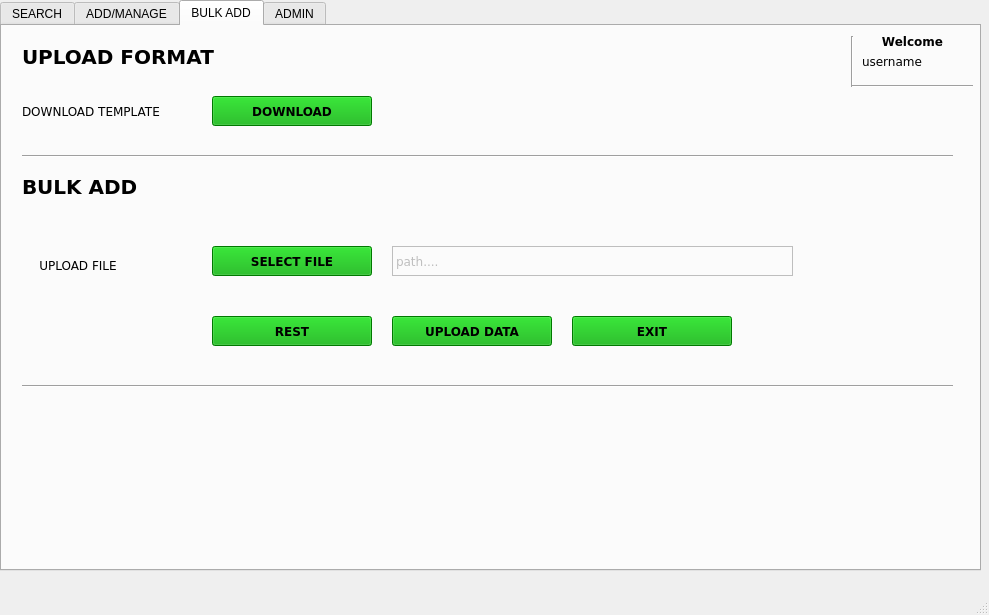
Above: sst_ui.ui from R4RPA/SST before the change. Below: the same form after it.
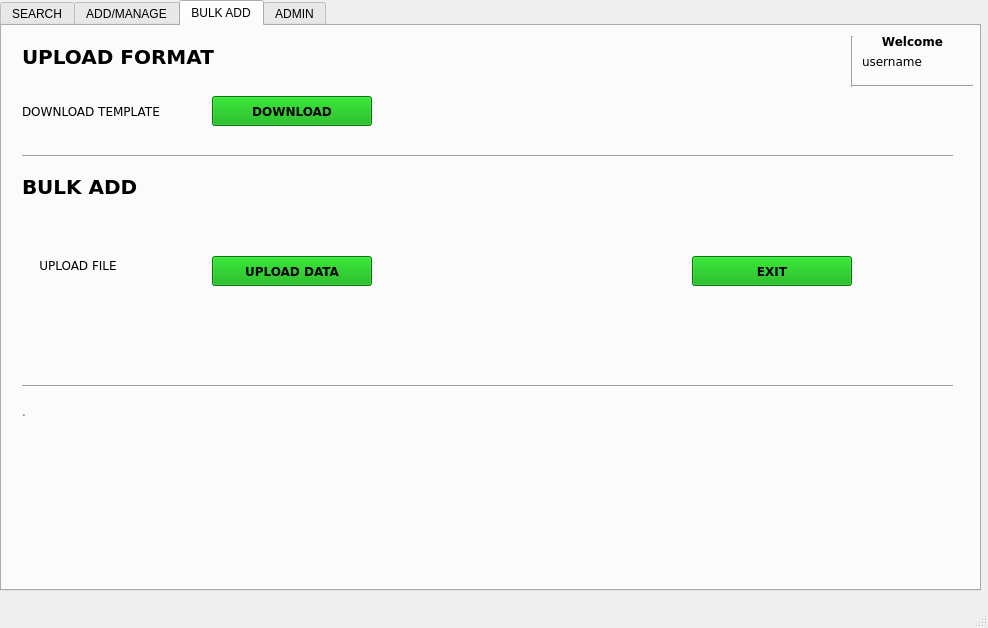
That is the form after the change. The open tabs and pages were chosen to show the change.

The edit to the form file:
```diff
--- a/sst_ui.ui
+++ b/sst_ui.ui
@@ -6,8 +6,8 @@
    <rect>
     <x>0</x>
     <y>0</y>
-    <width>989</width>
-    <height>615</height>
+    <width>988</width>
+    <height>628</height>
    </rect>
   </property>
   <property name="windowTitle">
@@ -20,7 +20,7 @@
       <x>0</x>
       <y>0</y>
       <width>981</width>
-      <height>571</height>
+      <height>591</height>
      </rect>
     </property>
     <property name="currentIndex">
@@ -1319,441 +1319,6 @@
      <attribute name="title">
       <string>BULK ADD</string>
      </attribute>
-     <widget class="QPushButton" name="bulk_template_upload">
-      <property name="geometry">
-       <rect>
-        <x>210</x>
-        <y>220</y>
-        <width>160</width>
-        <height>30</height>
-       </rect>
-      </property>
-      <property name="palette">
-       <palette>
-        <active>
-         <colorrole role="WindowText">
-          <brush brushstyle="SolidPattern">
-           <color alpha="255">
-            <red>0</red>
-            <green>0</green>
-            <blue>0</blue>
-           </color>
-          </brush>
-         </colorrole>
-         <colorrole role="Button">
-          <brush brushstyle="SolidPattern">
-           <color alpha="255">
-            <red>0</red>
-            <green>170</green>
-            <blue>0</blue>
-           </color>
-          </brush>
-         </colorrole>
-         <colorrole role="Light">
-          <brush brushstyle="SolidPattern">
-           <color alpha="255">
-            <red>0</red>
-            <green>255</green>
-            <blue>0</blue>
-           </color>
-          </brush>
-         </colorrole>
-         <colorrole role="Midlight">
-          <brush brushstyle="SolidPattern">
-           <color alpha="255">
-            <red>0</red>
-            <green>212</green>
-            <blue>0</blue>
-           </color>
-          </brush>
-         </colorrole>
-         <colorrole role="Dark">
-          <brush brushstyle="SolidPattern">
-           <color alpha="255">
-            <red>0</red>
-            <green>85</green>
-            <blue>0</blue>
-           </color>
-          </brush>
-         </colorrole>
-         <colorrole role="Mid">
-          <brush brushstyle="SolidPattern">
-           <color alpha="255">
-            <red>0</red>
-            <green>113</green>
-            <blue>0</blue>
-           </color>
-          </brush>
-         </colorrole>
-         <colorrole role="Text">
-          <brush brushstyle="SolidPattern">
-           <color alpha="255">
-            <red>0</red>
-            <green>0</green>
-            <blue>0</blue>
-           </color>
-          </brush>
-         </colorrole>
-         <colorrole role="BrightText">
-          <brush brushstyle="SolidPattern">
-           <color alpha="255">
-            <red>255</red>
-            <green>255</green>
-            <blue>255</blue>
-           </color>
-          </brush>
-         </colorrole>
-         <colorrole role="ButtonText">
-          <brush brushstyle="SolidPattern">
-           <color alpha="255">
-            <red>0</red>
-            <green>0</green>
-            <blue>0</blue>
-           </color>
-          </brush>
-         </colorrole>
-         <colorrole role="Base">
-          <brush brushstyle="SolidPattern">
-           <color alpha="255">
-            <red>255</red>
-            <green>255</green>
-            <blue>255</blue>
-           </color>
-          </brush>
-         </colorrole>
-         <colorrole role="Window">
-          <brush brushstyle="SolidPattern">
-           <color alpha="255">
-            <red>0</red>
-            <green>170</green>
-            <blue>0</blue>
-           </color>
-          </brush>
-         </colorrole>
-         <colorrole role="Shadow">
-          <brush brushstyle="SolidPattern">
-           <color alpha="255">
-            <red>0</red>
-            <green>0</green>
-            <blue>0</blue>
-           </color>
-          </brush>
-         </colorrole>
-         <colorrole role="AlternateBase">
-          <brush brushstyle="SolidPattern">
-           <color alpha="255">
-            <red>127</red>
-            <green>212</green>
-            <blue>127</blue>
-           </color>
-          </brush>
-         </colorrole>
-         <colorrole role="ToolTipBase">
-          <brush brushstyle="SolidPattern">
-           <color alpha="255">
-            <red>255</red>
-            <green>255</green>
-            <blue>220</blue>
-           </color>
-          </brush>
-         </colorrole>
-         <colorrole role="ToolTipText">
-          <brush brushstyle="SolidPattern">
-           <color alpha="255">
-            <red>0</red>
-            <green>0</green>
-            <blue>0</blue>
-           </color>
-          </brush>
-         </colorrole>
-        </active>
-        <inactive>
-         <colorrole role="WindowText">
-          <brush brushstyle="SolidPattern">
-           <color alpha="255">
-            <red>0</red>
-            <green>0</green>
-            <blue>0</blue>
-           </color>
-          </brush>
-         </colorrole>
-         <colorrole role="Button">
-          <brush brushstyle="SolidPattern">
-           <color alpha="255">
-            <red>0</red>
-            <green>170</green>
-            <blue>0</blue>
-           </color>
-          </brush>
-         </colorrole>
-         <colorrole role="Light">
-          <brush brushstyle="SolidPattern">
-           <color alpha="255">
-            <red>0</red>
-            <green>255</green>
-            <blue>0</blue>
-           </color>
-          </brush>
-         </colorrole>
-         <colorrole role="Midlight">
-          <brush brushstyle="SolidPattern">
-           <color alpha="255">
-            <red>0</red>
-            <green>212</green>
-            <blue>0</blue>
-           </color>
-          </brush>
-         </colorrole>
-         <colorrole role="Dark">
-          <brush brushstyle="SolidPattern">
-           <color alpha="255">
-            <red>0</red>
-            <green>85</green>
-            <blue>0</blue>
-           </color>
-          </brush>
-         </colorrole>
-         <colorrole role="Mid">
-          <brush brushstyle="SolidPattern">
-           <color alpha="255">
-            <red>0</red>
-            <green>113</green>
-            <blue>0</blue>
-           </color>
-          </brush>
-         </colorrole>
-         <colorrole role="Text">
-          <brush brushstyle="SolidPattern">
-           <color alpha="255">
-            <red>0</red>
-            <green>0</green>
-            <blue>0</blue>
-           </color>
-          </brush>
-         </colorrole>
-         <colorrole role="BrightText">
-          <brush brushstyle="SolidPattern">
-           <color alpha="255">
-            <red>255</red>
-            <green>255</green>
-            <blue>255</blue>
-           </color>
-          </brush>
-         </colorrole>
-         <colorrole role="ButtonText">
-          <brush brushstyle="SolidPattern">
-           <color alpha="255">
-            <red>0</red>
-            <green>0</green>
-            <blue>0</blue>
-           </color>
-          </brush>
-         </colorrole>
-         <colorrole role="Base">
-          <brush brushstyle="SolidPattern">
-           <color alpha="255">
-            <red>255</red>
-            <green>255</green>
-            <blue>255</blue>
-           </color>
-          </brush>
-         </colorrole>
-         <colorrole role="Window">
-          <brush brushstyle="SolidPattern">
-           <color alpha="255">
-            <red>0</red>
-            <green>170</green>
-            <blue>0</blue>
-           </color>
-          </brush>
-         </colorrole>
-         <colorrole role="Shadow">
-          <brush brushstyle="SolidPattern">
-           <color alpha="255">
-            <red>0</red>
-            <green>0</green>
-            <blue>0</blue>
-           </color>
-          </brush>
-         </colorrole>
-         <colorrole role="AlternateBase">
-          <brush brushstyle="SolidPattern">
-           <color alpha="255">
-            <red>127</red>
-            <green>212</green>
-            <blue>127</blue>
-           </color>
-          </brush>
-         </colorrole>
-         <colorrole role="ToolTipBase">
-          <brush brushstyle="SolidPattern">
-           <color alpha="255">
-            <red>255</red>
-            <green>255</green>
-            <blue>220</blue>
-           </color>
-          </brush>
-         </colorrole>
-         <colorrole role="ToolTipText">
-          <brush brushstyle="SolidPattern">
-           <color alpha="255">
-            <red>0</red>
-            <green>0</green>
-            <blue>0</blue>
-           </color>
-          </brush>
-         </colorrole>
-        </inactive>
-        <disabled>
-         <colorrole role="WindowText">
-          <brush brushstyle="SolidPattern">
-           <color alpha="255">
-            <red>0</red>
-            <green>85</green>
-            <blue>0</blue>
-           </color>
-          </brush>
-         </colorrole>
-         <colorrole role="Button">
-          <brush brushstyle="SolidPattern">
-           <color alpha="255">
-            <red>0</red>
-            <green>170</green>
-            <blue>0</blue>
-           </color>
-          </brush>
-         </colorrole>
-         <colorrole role="Light">
-          <brush brushstyle="SolidPattern">
-           <color alpha="255">
-            <red>0</red>
-            <green>255</green>
-            <blue>0</blue>
-           </color>
-          </brush>
-         </colorrole>
-         <colorrole role="Midlight">
-          <brush brushstyle="SolidPattern">
-           <color alpha="255">
-            <red>0</red>
-            <green>212</green>
-            <blue>0</blue>
-           </color>
-          </brush>
-         </colorrole>
-         <colorrole role="Dark">
-          <brush brushstyle="SolidPattern">
-           <color alpha="255">
-            <red>0</red>
-            <green>85</green>
-            <blue>0</blue>
-           </color>
-          </brush>
-         </colorrole>
-         <colorrole role="Mid">
-          <brush brushstyle="SolidPattern">
-           <color alpha="255">
-            <red>0</red>
-            <green>113</green>
-            <blue>0</blue>
-           </color>
-          </brush>
-         </colorrole>
-         <colorrole role="Text">
-          <brush brushstyle="SolidPattern">
-           <color alpha="255">
-            <red>0</red>
-            <green>85</green>
-            <blue>0</blue>
-           </color>
-          </brush>
-         </colorrole>
-         <colorrole role="BrightText">
-          <brush brushstyle="SolidPattern">
-           <color alpha="255">
-            <red>255</red>
-            <green>255</green>
-            <blue>255</blue>
-           </color>
-          </brush>
-         </colorrole>
-         <colorrole role="ButtonText">
-          <brush brushstyle="SolidPattern">
-           <color alpha="255">
-            <red>0</red>
-            <green>85</green>
-            <blue>0</blue>
-           </color>
-          </brush>
-         </colorrole>
-         <colorrole role="Base">
-          <brush brushstyle="SolidPattern">
-           <color alpha="255">
-            <red>0</red>
-            <green>170</green>
-            <blue>0</blue>
-           </color>
-          </brush>
-         </colorrole>
-         <colorrole role="Window">
-          <brush brushstyle="SolidPattern">
-           <color alpha="255">
-            <red>0</red>
-            <green>170</green>
-            <blue>0</blue>
-           </color>
-          </brush>
-         </colorrole>
-         <colorrole role="Shadow">
-          <brush brushstyle="SolidPattern">
-           <color alpha="255">
-            <red>0</red>
-            <green>0</green>
-            <blue>0</blue>
-           </color>
-          </brush>
-         </colorrole>
-         <colorrole role="AlternateBase">
-          <brush brushstyle="SolidPattern">
-           <color alpha="255">
-            <red>0</red>
-            <green>170</green>
-            <blue>0</blue>
-           </color>
-          </brush>
-         </colorrole>
-         <colorrole role="ToolTipBase">
-          <brush brushstyle="SolidPattern">
-           <color alpha="255">
-            <red>255</red>
-            <green>255</green>
-            <blue>220</blue>
-           </color>
-          </brush>
-         </colorrole>
-         <colorrole role="ToolTipText">
-          <brush brushstyle="SolidPattern">
-           <color alpha="255">
-            <red>0</red>
-            <green>0</green>
-            <blue>0</blue>
-           </color>
-          </brush>
-         </colorrole>
-        </disabled>
-       </palette>
-      </property>
-      <property name="font">
-       <font>
-        <family>Verdana</family>
-        <weight>75</weight>
-        <bold>true</bold>
-       </font>
-      </property>
-      <property name="text">
-       <string>SELECT FILE</string>
-      </property>
-     </widget>
      <widget class="QPushButton" name="bulk_template_download">
       <property name="geometry">
        <rect>
@@ -2252,43 +1817,11 @@
        <string>BULK ADD</string>
       </property>
      </widget>
-     <widget class="QLabel" name="bulk_template_upload_path">
-      <property name="enabled">
-       <bool>false</bool>
-      </property>
-      <property name="geometry">
-       <rect>
-        <x>390</x>
-        <y>220</y>
-        <width>401</width>
-        <height>30</height>
-       </rect>
-      </property>
-      <property name="font">
-       <font>
-        <family>Verdana</family>
-        <weight>50</weight>
-        <bold>false</bold>
-       </font>
-      </property>
-      <property name="frameShape">
-       <enum>QFrame::Box</enum>
-      </property>
-      <property name="midLineWidth">
-       <number>1</number>
-      </property>
-      <property name="text">
-       <string>path....</string>
-      </property>
-      <property name="margin">
-       <number>1</number>
-      </property>
-     </widget>
      <widget class="QPushButton" name="bulk_upload_file">
       <property name="geometry">
        <rect>
-        <x>390</x>
-        <y>290</y>
+        <x>210</x>
+        <y>230</y>
         <width>160</width>
         <height>30</height>
        </rect>
@@ -2719,446 +2252,11 @@
        <string>UPLOAD DATA</string>
       </property>
      </widget>
-     <widget class="QPushButton" name="bulk_reset">
-      <property name="geometry">
-       <rect>
-        <x>210</x>
-        <y>290</y>
-        <width>160</width>
-        <height>30</height>
-       </rect>
-      </property>
-      <property name="palette">
-       <palette>
-        <active>
-         <colorrole role="WindowText">
-          <brush brushstyle="SolidPattern">
-           <color alpha="255">
-            <red>0</red>
-            <green>0</green>
-            <blue>0</blue>
-           </color>
-          </brush>
-         </colorrole>
-         <colorrole role="Button">
-          <brush brushstyle="SolidPattern">
-           <color alpha="255">
-            <red>0</red>
-            <green>170</green>
-            <blue>0</blue>
-           </color>
-          </brush>
-         </colorrole>
-         <colorrole role="Light">
-          <brush brushstyle="SolidPattern">
-           <color alpha="255">
-            <red>0</red>
-            <green>255</green>
-            <blue>0</blue>
-           </color>
-          </brush>
-         </colorrole>
-         <colorrole role="Midlight">
-          <brush brushstyle="SolidPattern">
-           <color alpha="255">
-            <red>0</red>
-            <green>212</green>
-            <blue>0</blue>
-           </color>
-          </brush>
-         </colorrole>
-         <colorrole role="Dark">
-          <brush brushstyle="SolidPattern">
-           <color alpha="255">
-            <red>0</red>
-            <green>85</green>
-            <blue>0</blue>
-           </color>
-          </brush>
-         </colorrole>
-         <colorrole role="Mid">
-          <brush brushstyle="SolidPattern">
-           <color alpha="255">
-            <red>0</red>
-            <green>113</green>
-            <blue>0</blue>
-           </color>
-          </brush>
-         </colorrole>
-         <colorrole role="Text">
-          <brush brushstyle="SolidPattern">
-           <color alpha="255">
-            <red>0</red>
-            <green>0</green>
-            <blue>0</blue>
-           </color>
-          </brush>
-         </colorrole>
-         <colorrole role="BrightText">
-          <brush brushstyle="SolidPattern">
-           <color alpha="255">
-            <red>255</red>
-            <green>255</green>
-            <blue>255</blue>
-           </color>
-          </brush>
-         </colorrole>
-         <colorrole role="ButtonText">
-          <brush brushstyle="SolidPattern">
-           <color alpha="255">
-            <red>0</red>
-            <green>0</green>
-            <blue>0</blue>
-           </color>
-          </brush>
-         </colorrole>
-         <colorrole role="Base">
-          <brush brushstyle="SolidPattern">
-           <color alpha="255">
-            <red>255</red>
-            <green>255</green>
-            <blue>255</blue>
-           </color>
-          </brush>
-         </colorrole>
-         <colorrole role="Window">
-          <brush brushstyle="SolidPattern">
-           <color alpha="255">
-            <red>0</red>
-            <green>170</green>
-            <blue>0</blue>
-           </color>
-          </brush>
-         </colorrole>
-         <colorrole role="Shadow">
-          <brush brushstyle="SolidPattern">
-           <color alpha="255">
-            <red>0</red>
-            <green>0</green>
-            <blue>0</blue>
-           </color>
-          </brush>
-         </colorrole>
-         <colorrole role="AlternateBase">
-          <brush brushstyle="SolidPattern">
-           <color alpha="255">
-            <red>127</red>
-            <green>212</green>
-            <blue>127</blue>
-           </color>
-          </brush>
-         </colorrole>
-         <colorrole role="ToolTipBase">
-          <brush brushstyle="SolidPattern">
-           <color alpha="255">
-            <red>255</red>
-            <green>255</green>
-            <blue>220</blue>
-           </color>
-          </brush>
-         </colorrole>
-         <colorrole role="ToolTipText">
-          <brush brushstyle="SolidPattern">
-           <color alpha="255">
-            <red>0</red>
-            <green>0</green>
-            <blue>0</blue>
-           </color>
-          </brush>
-         </colorrole>
-        </active>
-        <inactive>
-         <colorrole role="WindowText">
-          <brush brushstyle="SolidPattern">
-           <color alpha="255">
-            <red>0</red>
-            <green>0</green>
-            <blue>0</blue>
-           </color>
-          </brush>
-         </colorrole>
-         <colorrole role="Button">
-          <brush brushstyle="SolidPattern">
-           <color alpha="255">
-            <red>0</red>
-            <green>170</green>
-            <blue>0</blue>
-           </color>
-          </brush>
-         </colorrole>
-         <colorrole role="Light">
-          <brush brushstyle="SolidPattern">
-           <color alpha="255">
-            <red>0</red>
-            <green>255</green>
-            <blue>0</blue>
-           </color>
-          </brush>
-         </colorrole>
-         <colorrole role="Midlight">
-          <brush brushstyle="SolidPattern">
-           <color alpha="255">
-            <red>0</red>
-            <green>212</green>
-            <blue>0</blue>
-           </color>
-          </brush>
-         </colorrole>
-         <colorrole role="Dark">
-          <brush brushstyle="SolidPattern">
-           <color alpha="255">
-            <red>0</red>
-            <green>85</green>
-            <blue>0</blue>
-           </color>
-          </brush>
-         </colorrole>
-         <colorrole role="Mid">
-          <brush brushstyle="SolidPattern">
-           <color alpha="255">
-            <red>0</red>
-            <green>113</green>
-            <blue>0</blue>
-           </color>
-          </brush>
-         </colorrole>
-         <colorrole role="Text">
-          <brush brushstyle="SolidPattern">
-           <color alpha="255">
-            <red>0</red>
-            <green>0</green>
-            <blue>0</blue>
-           </color>
-          </brush>
-         </colorrole>
-         <colorrole role="BrightText">
-          <brush brushstyle="SolidPattern">
-           <color alpha="255">
-            <red>255</red>
-            <green>255</green>
-            <blue>255</blue>
-           </color>
-          </brush>
-         </colorrole>
-         <colorrole role="ButtonText">
-          <brush brushstyle="SolidPattern">
-           <color alpha="255">
-            <red>0</red>
-            <green>0</green>
-            <blue>0</blue>
-           </color>
-          </brush>
-         </colorrole>
-         <colorrole role="Base">
-          <brush brushstyle="SolidPattern">
-           <color alpha="255">
-            <red>255</red>
-            <green>255</green>
-            <blue>255</blue>
-           </color>
-          </brush>
-         </colorrole>
-         <colorrole role="Window">
-          <brush brushstyle="SolidPattern">
-           <color alpha="255">
-            <red>0</red>
-            <green>170</green>
-            <blue>0</blue>
-           </color>
-          </brush>
-         </colorrole>
-         <colorrole role="Shadow">
-          <brush brushstyle="SolidPattern">
-           <color alpha="255">
-            <red>0</red>
-            <green>0</green>
-            <blue>0</blue>
-           </color>
-          </brush>
-         </colorrole>
-         <colorrole role="AlternateBase">
-          <brush brushstyle="SolidPattern">
-           <color alpha="255">
-            <red>127</red>
-            <green>212</green>
-            <blue>127</blue>
-           </color>
-          </brush>
-         </colorrole>
-         <colorrole role="ToolTipBase">
-          <brush brushstyle="SolidPattern">
-           <color alpha="255">
-            <red>255</red>
-            <green>255</green>
-            <blue>220</blue>
-           </color>
-          </brush>
-         </colorrole>
-         <colorrole role="ToolTipText">
-          <brush brushstyle="SolidPattern">
-           <color alpha="255">
-            <red>0</red>
-            <green>0</green>
-            <blue>0</blue>
-           </color>
-          </brush>
-         </colorrole>
-        </inactive>
-        <disabled>
-         <colorrole role="WindowText">
-          <brush brushstyle="SolidPattern">
-           <color alpha="255">
-            <red>0</red>
-            <green>85</green>
-            <blue>0</blue>
-           </color>
-          </brush>
-         </colorrole>
-         <colorrole role="Button">
-          <brush brushstyle="SolidPattern">
-           <color alpha="255">
-            <red>0</red>
-            <green>170</green>
-            <blue>0</blue>
-           </color>
-          </brush>
-         </colorrole>
-         <colorrole role="Light">
-          <brush brushstyle="SolidPattern">
-           <color alpha="255">
-            <red>0</red>
-            <green>255</green>
-            <blue>0</blue>
-           </color>
-          </brush>
-         </colorrole>
-         <colorrole role="Midlight">
-          <brush brushstyle="SolidPattern">
-           <color alpha="255">
-            <red>0</red>
-            <green>212</green>
-            <blue>0</blue>
-           </color>
-          </brush>
-         </colorrole>
-         <colorrole role="Dark">
-          <brush brushstyle="SolidPattern">
-           <color alpha="255">
-            <red>0</red>
-            <green>85</green>
-            <blue>0</blue>
-           </color>
-          </brush>
-         </colorrole>
-         <colorrole role="Mid">
-          <brush brushstyle="SolidPattern">
-           <color alpha="255">
-            <red>0</red>
-            <green>113</green>
-            <blue>0</blue>
-           </color>
-          </brush>
-         </colorrole>
-         <colorrole role="Text">
-          <brush brushstyle="SolidPattern">
-           <color alpha="255">
-            <red>0</red>
-            <green>85</green>
-            <blue>0</blue>
-           </color>
-          </brush>
-         </colorrole>
-         <colorrole role="BrightText">
-          <brush brushstyle="SolidPattern">
-           <color alpha="255">
-            <red>255</red>
-            <green>255</green>
-            <blue>255</blue>
-           </color>
-          </brush>
-         </colorrole>
-         <colorrole role="ButtonText">
-          <brush brushstyle="SolidPattern">
-           <color alpha="255">
-            <red>0</red>
-            <green>85</green>
-            <blue>0</blue>
-           </color>
-          </brush>
-         </colorrole>
-         <colorrole role="Base">
-          <brush brushstyle="SolidPattern">
-           <color alpha="255">
-            <red>0</red>
-            <green>170</green>
-            <blue>0</blue>
-           </color>
-          </brush>
-         </colorrole>
-         <colorrole role="Window">
-          <brush brushstyle="SolidPattern">
-           <color alpha="255">
-            <red>0</red>
-            <green>170</green>
-            <blue>0</blue>
-           </color>
-          </brush>
-         </colorrole>
-         <colorrole role="Shadow">
-          <brush brushstyle="SolidPattern">
-           <color alpha="255">
-            <red>0</red>
-            <green>0</green>
-            <blue>0</blue>
-           </color>
-          </brush>
-         </colorrole>
-         <colorrole role="AlternateBase">
-          <brush brushstyle="SolidPattern">
-           <color alpha="255">
-            <red>0</red>
-            <green>170</green>
-            <blue>0</blue>
-           </color>
-          </brush>
-         </colorrole>
-         <colorrole role="ToolTipBase">
-          <brush brushstyle="SolidPattern">
-           <color alpha="255">
-            <red>255</red>
-            <green>255</green>
-            <blue>220</blue>
-           </color>
-          </brush>
-         </colorrole>
-         <colorrole role="ToolTipText">
-          <brush brushstyle="SolidPattern">
-           <color alpha="255">
-            <red>0</red>
-            <green>0</green>
-            <blue>0</blue>
-           </color>
-          </brush>
-         </colorrole>
-        </disabled>
-       </palette>
-      </property>
-      <property name="font">
-       <font>
-        <family>Verdana</family>
-        <weight>75</weight>
-        <bold>true</bold>
-       </font>
-      </property>
-      <property name="text">
-       <string>REST</string>
-      </property>
-     </widget>
      <widget class="QPushButton" name="bulk_exit">
       <property name="geometry">
        <rect>
-        <x>570</x>
-        <y>290</y>
+        <x>690</x>
+        <y>230</y>
         <width>160</width>
         <height>30</height>
        </rect>
@@ -3716,6 +2814,33 @@
        <enum>Qt::Horizontal</enum>
       </property>
      </widget>
+     <widget class="QLabel" name="bulk_status">
+      <property name="geometry">
+       <rect>
+        <x>20</x>
+        <y>370</y>
+        <width>691</width>
+        <height>31</height>
+       </rect>
+      </property>
+      <property name="font">
+       <font>
+        <family>Verdana</family>
+        <pointsize>9</pointsize>
+        <weight>50</weight>
+        <bold>false</bold>
+       </font>
+      </property>
+      <property name="text">
+       <string>&lt;html&gt;&lt;head/&gt;&lt;body&gt;&lt;p&gt;&lt;span style=&quot; color:#5b5b5b;&quot;&gt;.&lt;/span&gt;&lt;/p&gt;&lt;/body&gt;&lt;/html&gt;</string>
+      </property>
+      <property name="alignment">
+       <set>Qt::AlignLeading|Qt::AlignLeft|Qt::AlignVCenter</set>
+      </property>
+      <property name="wordWrap">
+       <bool>true</bool>
+      </property>
+     </widget>
     </widget>
     <widget class="QWidget" name="tab_10">
      <attribute name="title">
```
Left out of the diff: 1055 changed lines with no effect on the pictures.
